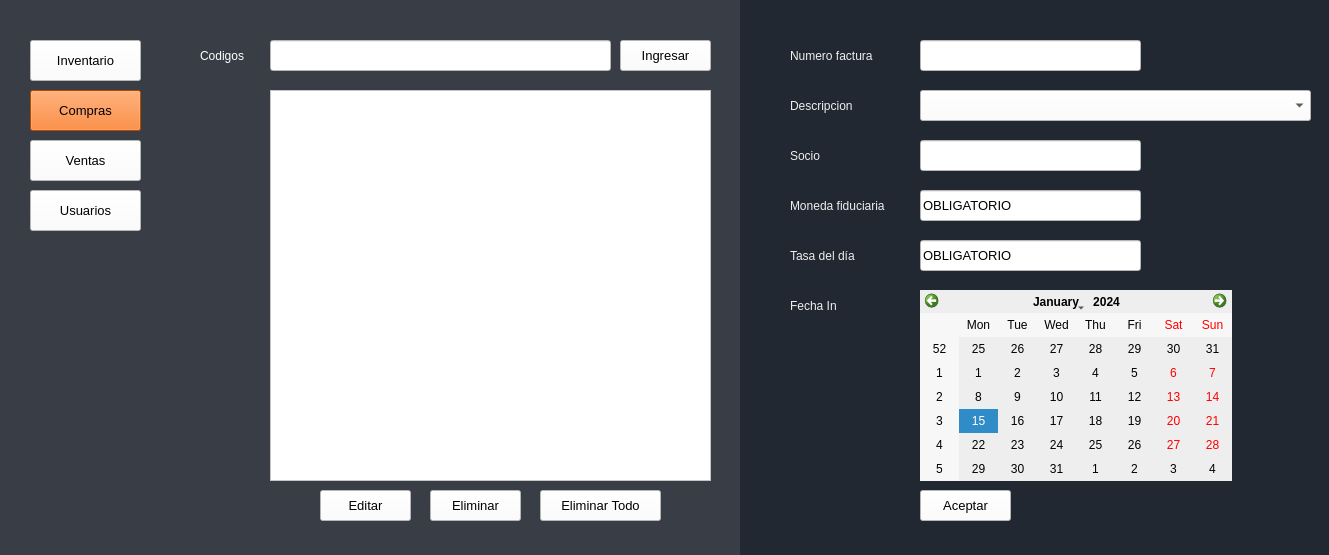
First picture: the form in UI/templates/Compra.ui, repository ajospino/Proyecto-2019-2, before the edit.
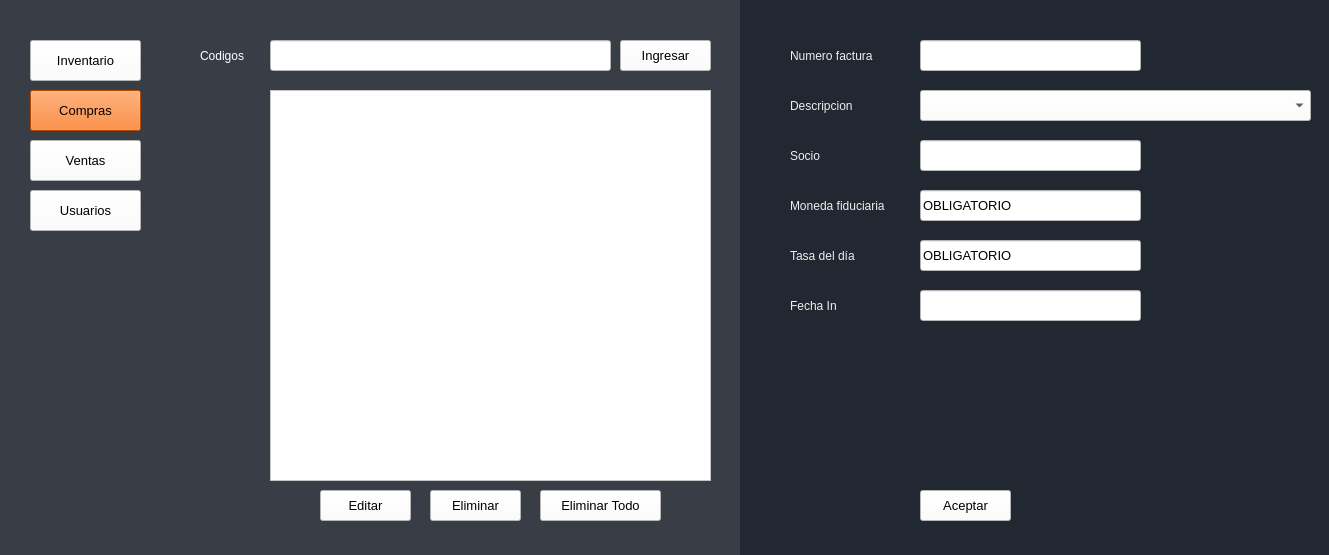
Second picture: the form after the edit.

```diff
--- a/UI/templates/Compra.ui
+++ b/UI/templates/Compra.ui
@@ -261,20 +261,6 @@
      <string>Eliminar Todo</string>
     </property>
    </widget>
-   <widget class="QCalendarWidget" name="calendarWidget">
-    <property name="geometry">
-     <rect>
-      <x>920</x>
-      <y>290</y>
-      <width>312</width>
-      <height>191</height>
-     </rect>
-    </property>
-    <property name="styleSheet">
-     <string notr="true">background-color: rgb(238, 238, 238);
-color: rgb(0, 0, 0);</string>
-    </property>
-   </widget>
    <widget class="QListWidget" name="listWidget">
     <property name="geometry">
      <rect>
@@ -627,6 +613,33 @@
      <string/>
     </property>
    </widget>
+   <widget class="QLineEdit" name="lineEditFecha">
+    <property name="enabled">
+     <bool>true</bool>
+    </property>
+    <property name="geometry">
+     <rect>
+      <x>920</x>
+      <y>290</y>
+      <width>221</width>
+      <height>31</height>
+     </rect>
+    </property>
+    <property name="font">
+     <font>
+      <family>Arial</family>
+      <pointsize>10</pointsize>
+      <weight>50</weight>
+      <bold>false</bold>
+     </font>
+    </property>
+    <property name="styleSheet">
+     <string notr="true">background-color: rgb(255, 255, 255);</string>
+    </property>
+    <property name="text">
+     <string/>
+    </property>
+   </widget>
    <zorder>label_2</zorder>
    <zorder>label</zorder>
    <zorder>label_8</zorder>
@@ -639,7 +652,6 @@
    <zorder>lineEditSocio</zorder>
    <zorder>botonUsuarios</zorder>
    <zorder>botonEliminarTodo</zorder>
-   <zorder>calendarWidget</zorder>
    <zorder>listWidget</zorder>
    <zorder>lineEditFactura</zorder>
    <zorder>botonAceptar</zorder>
@@ -653,6 +665,7 @@
    <zorder>lineEditTasa</zorder>
    <zorder>botonInventario</zorder>
    <zorder>label_5</zorder>
+   <zorder>lineEditFecha</zorder>
   </widget>
  </widget>
  <resources/>
```
